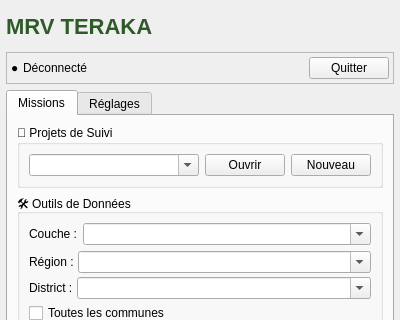
Before: the Qt Designer form mrv_teraka_dockwidget_base.ui in johrosa/mrv_teraka, drawn with Qt 5; both pictures show x 0 to 400 and y 0 to 320 of the 400 by 850 pixel window.
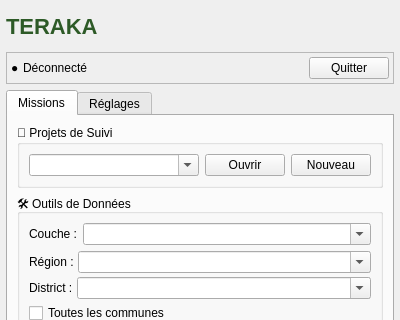
After: the same form once the commit is applied.

```diff
--- a/mrv_teraka_dockwidget_base.ui
+++ b/mrv_teraka_dockwidget_base.ui
@@ -45,7 +45,7 @@
        <string notr="true">font-family: 'Segoe UI', sans-serif; font-size: 22px; font-weight: bold; color: #2D5A27; qproperty-alignment: 'AlignCenter';</string>
       </property>
       <property name="text">
-       <string>MRV TERAKA</string>
+       <string>TERAKA</string>
       </property>
      </widget>
     </item>
```
